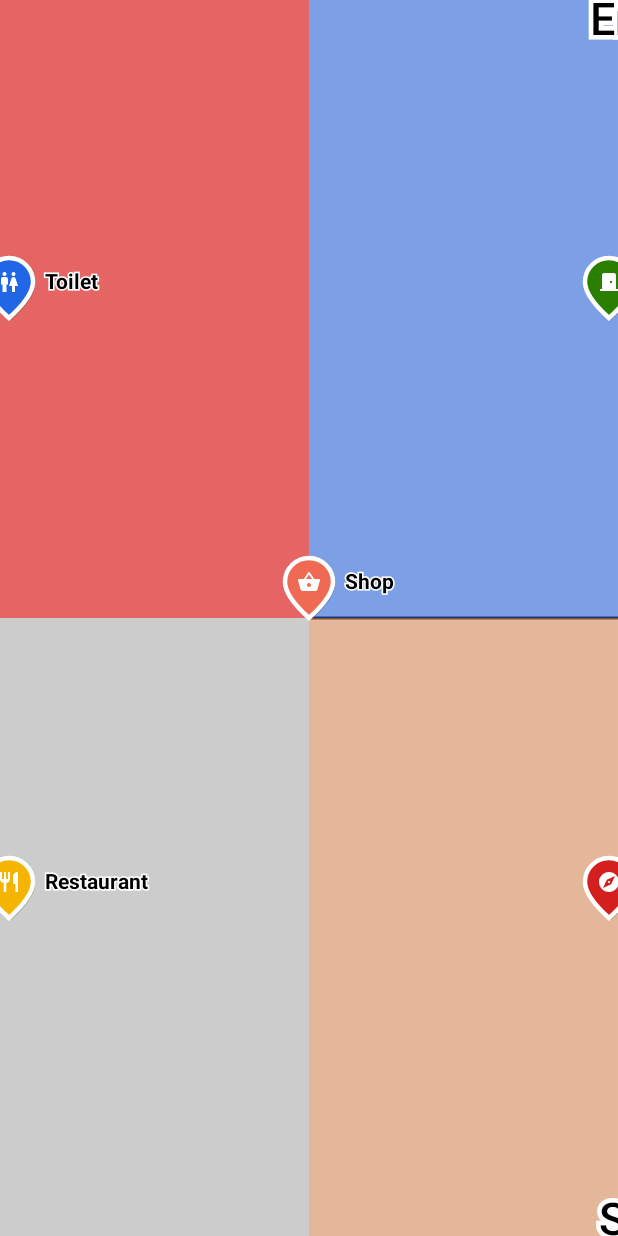
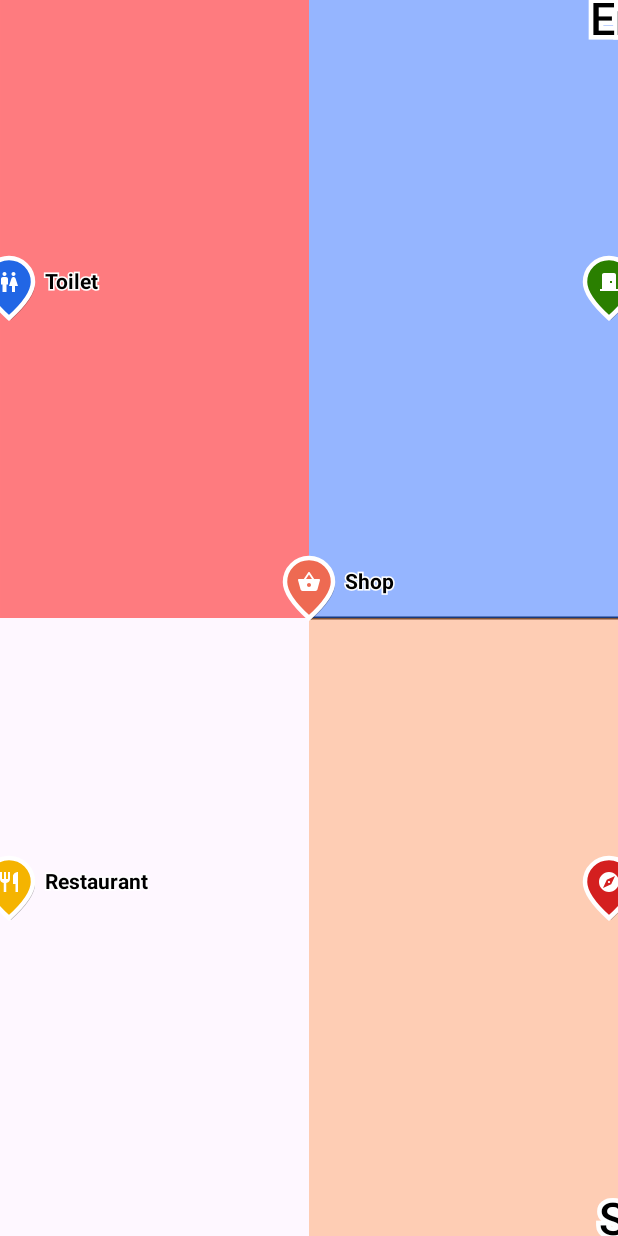
Before and after one commit to KarolGryc/ble-indoor-navigation, an Android app built with Jetpack Compose: the @Preview function FloorMapPreview, on a phone screen of 412 x 824 dp. Run offline under Robolectric (Android 15) with nearby library versions, the phone set to English and light mode, and no system bars.

Commit message:
Changed map screen directory name Fixed map background to be dynamically adjusted to device theme
Signed-off-by: Karol Gryc <kg306015@student.polsl.pl>

```diff
--- a/mobile-app/composeApp/src/commonMain/kotlin/koin/KoinModules.kt
+++ b/mobile-app/composeApp/src/commonMain/kotlin/koin/KoinModules.kt
@@ -9,7 +9,7 @@ import org.koin.dsl.module
 import presentation.bleScanner.BleScanViewModel
 import presentation.mapClassification.MapClassificationViewModel
 import presentation.mapList.MapListViewModel
-import presentation.navigationScreen.MapNavigationViewModel
+import presentation.buildingNavigation.MapNavigationViewModel
 import kotlin.time.ExperimentalTime
 import kotlin.uuid.ExperimentalUuidApi
 import kotlin.uuid.Uuid
--- a/mobile-app/composeApp/src/commonMain/kotlin/org/example/indoor/navigation/App.kt
+++ b/mobile-app/composeApp/src/commonMain/kotlin/org/example/indoor/navigation/App.kt
@@ -22,7 +22,7 @@ import org.koin.core.parameter.parametersOf
 import presentation.bleScanner.BleScannerScreen
 import presentation.mapClassification.MapClassificationScreen
 import presentation.mapList.MapListScreen
-import presentation.navigationScreen.BuildingMapScreen
+import presentation.buildingNavigation.BuildingMapScreen
 import presentation.theme.NaviTheme
 import kotlin.time.ExperimentalTime
 import kotlin.uuid.ExperimentalUuidApi
--- a/mobile-app/composeApp/src/commonMain/kotlin/presentation/navigationScreen/BuildingMapScreen.kt
+++ b/mobile-app/composeApp/src/commonMain/kotlin/presentation/buildingNavigation/BuildingMapScreen.kt
@@ -1,4 +1,4 @@
-package presentation.navigationScreen
+package presentation.buildingNavigation
 
 import androidx.compose.animation.core.Spring
 import androidx.compose.animation.core.animateFloatAsState
@@ -15,6 +15,7 @@ import androidx.compose.material3.CircularProgressIndicator
 import androidx.compose.material3.ExperimentalMaterial3Api
 import androidx.compose.material3.Icon
 import androidx.compose.material3.IconButton
+import androidx.compose.material3.MaterialTheme
 import androidx.compose.material3.Scaffold
 import androidx.compose.material3.Text
 import androidx.compose.runtime.Composable
@@ -27,10 +28,6 @@ import androidx.compose.ui.graphics.Color
 import androidx.compose.ui.unit.dp
 import presentation.composables.FloorSelectionPanel
 import presentation.composables.MapCompass
-
-object MapStyles {
-    val backgroundColor = Color.LightGray
-}
 
 @OptIn(ExperimentalMaterial3Api::class)
 @Composable
--- a/mobile-app/composeApp/src/commonMain/kotlin/presentation/navigationScreen/FloorDrawing.kt
+++ b/mobile-app/composeApp/src/commonMain/kotlin/presentation/buildingNavigation/FloorDrawing.kt
@@ -1,4 +1,4 @@
-package presentation.navigationScreen
+package presentation.buildingNavigation
 
 import androidx.compose.ui.graphics.drawscope.DrawScope
 import androidx.compose.ui.text.TextMeasurer
--- a/mobile-app/composeApp/src/commonMain/kotlin/presentation/navigationScreen/FloorMap.kt
+++ b/mobile-app/composeApp/src/commonMain/kotlin/presentation/buildingNavigation/FloorMap.kt
@@ -1,4 +1,4 @@
-package presentation.navigationScreen
+package presentation.buildingNavigation
 
 import androidx.compose.foundation.Canvas
 import androidx.compose.foundation.background
@@ -6,6 +6,7 @@ import androidx.compose.foundation.gestures.detectTapGestures
 import androidx.compose.foundation.gestures.detectTransformGestures
 import androidx.compose.foundation.layout.Box
 import androidx.compose.foundation.layout.fillMaxSize
+import androidx.compose.material3.MaterialTheme
 import androidx.compose.runtime.Composable
 import androidx.compose.ui.Modifier
 import androidx.compose.ui.geometry.Offset
@@ -137,7 +138,7 @@ fun FloorMap(
         Canvas(
             modifier = Modifier
                 .fillMaxSize()
-                .background(MapStyles.backgroundColor)
+                .background(MaterialTheme.colorScheme.background)
         ) {
             val center = Offset(size.width / 2.0f, size.height / 2.0f)
 
--- a/mobile-app/composeApp/src/commonMain/kotlin/presentation/navigationScreen/MapNavigationViewModel.kt
+++ b/mobile-app/composeApp/src/commonMain/kotlin/presentation/buildingNavigation/MapNavigationViewModel.kt
@@ -1,4 +1,4 @@
-package presentation.navigationScreen
+package presentation.buildingNavigation
 
 import androidx.compose.ui.geometry.Offset
 import androidx.lifecycle.ViewModel
--- a/mobile-app/composeApp/src/commonMain/kotlin/presentation/navigationScreen/PoiPinDrawing.kt
+++ b/mobile-app/composeApp/src/commonMain/kotlin/presentation/buildingNavigation/PoiPinDrawing.kt
@@ -1,4 +1,4 @@
-package presentation.navigationScreen
+package presentation.buildingNavigation
 
 import androidx.compose.ui.geometry.Offset
 import androidx.compose.ui.geometry.Rect
--- a/mobile-app/composeApp/src/commonMain/kotlin/presentation/navigationScreen/PoiResources.kt
+++ b/mobile-app/composeApp/src/commonMain/kotlin/presentation/buildingNavigation/PoiResources.kt
@@ -1,4 +1,4 @@
-package presentation.navigationScreen
+package presentation.buildingNavigation
 
 import androidx.compose.runtime.Composable
 import androidx.compose.runtime.remember
--- a/mobile-app/composeApp/src/commonMain/kotlin/presentation/navigationScreen/PoiStyles.kt
+++ b/mobile-app/composeApp/src/commonMain/kotlin/presentation/buildingNavigation/PoiStyles.kt
@@ -1,4 +1,4 @@
-package presentation.navigationScreen
+package presentation.buildingNavigation
 
 import androidx.compose.material.icons.Icons
 import androidx.compose.material.icons.filled.DoorFront
--- a/mobile-app/composeApp/src/commonMain/kotlin/presentation/navigationScreen/WallDrawing.kt
+++ b/mobile-app/composeApp/src/commonMain/kotlin/presentation/buildingNavigation/WallDrawing.kt
@@ -1,4 +1,4 @@
-package presentation.navigationScreen
+package presentation.buildingNavigation
 
 import androidx.compose.ui.geometry.Offset
 import androidx.compose.ui.graphics.Color
--- a/mobile-app/composeApp/src/commonMain/kotlin/presentation/navigationScreen/ZoneDrawing.kt
+++ b/mobile-app/composeApp/src/commonMain/kotlin/presentation/buildingNavigation/ZoneDrawing.kt
@@ -1,4 +1,4 @@
-package presentation.navigationScreen
+package presentation.buildingNavigation
 
 import androidx.compose.ui.geometry.Offset
 import androidx.compose.ui.graphics.Color
@@ -24,7 +24,7 @@ object ZoneStyles {
 }
 
 enum class ZoneState(val color: Color) {
-    NONE(Color(0xADFFFFFF)),
+    NONE(Color(0xC9CBFFEE)),
     SELECTED(Color(0xffff0000)),
     CURRENT(Color(0xff2e75ff)),
     PATH(Color(0xffffa46b))
```
